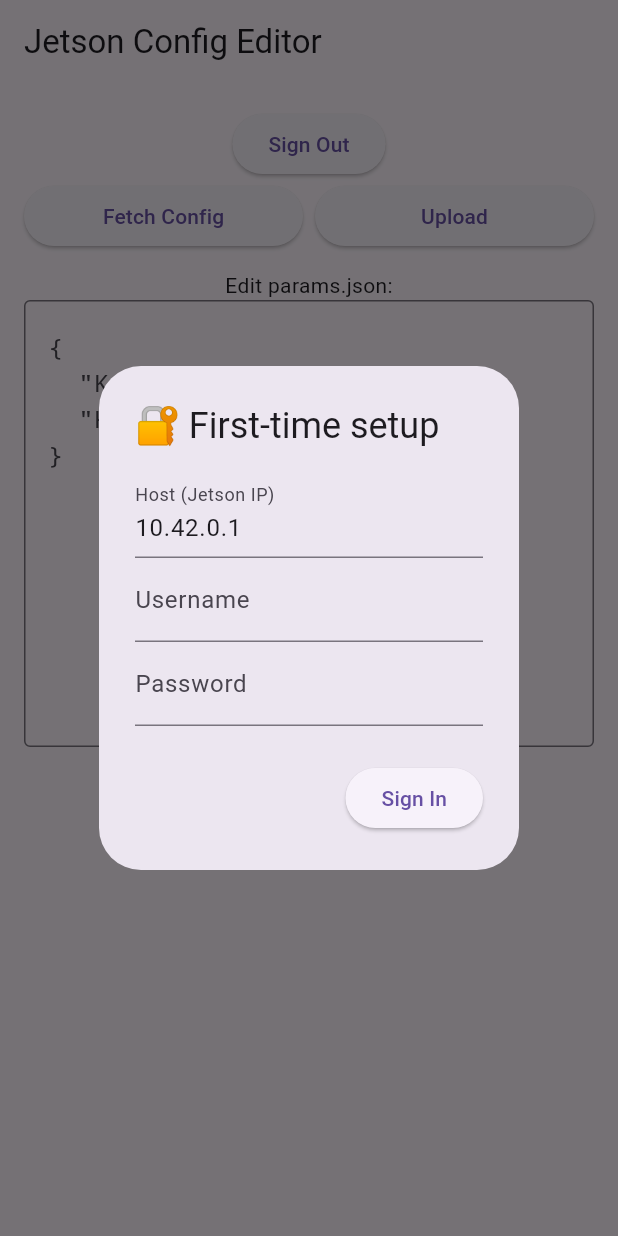
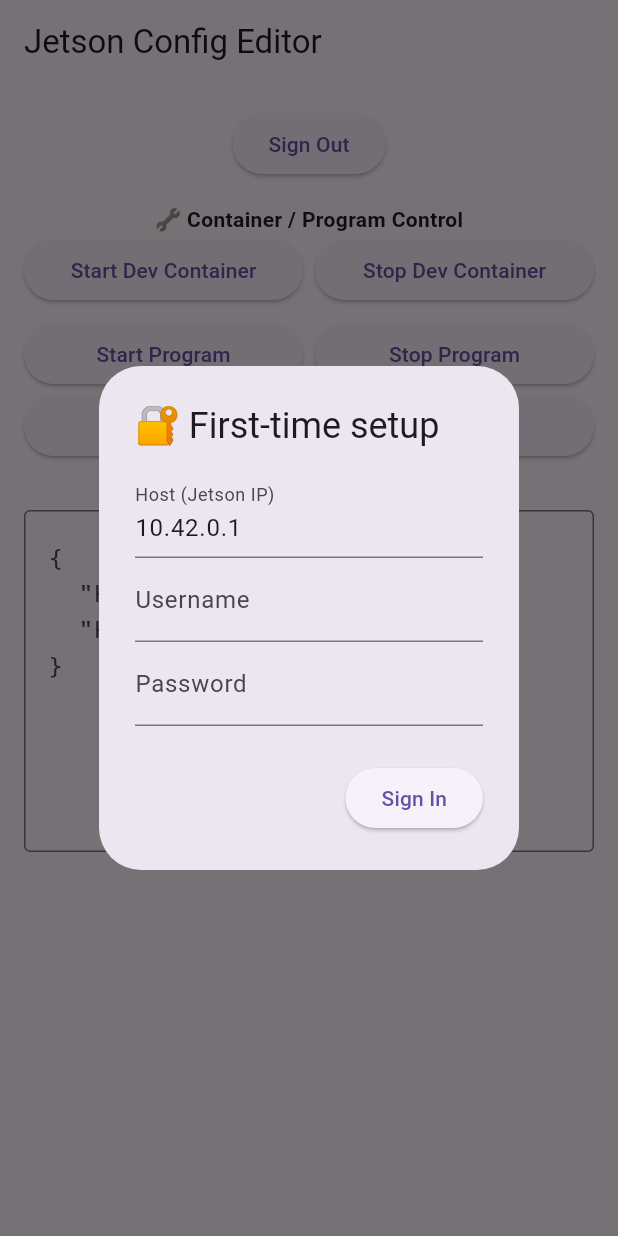
Before and after one commit to crose72/OSRemote, a Flutter app: the screen it shows after launch, on a phone screen of 412 x 824 dp. Run offline on Flutter 3.47's test engine with Material 3 defaults, Android fonts, the phone set to English and light mode, and no system bars; our stand-ins replace flutter_secure_storage, permission_handler; missing offline and left inert: dartssh2.

Commit message:
Added container control buttons

```diff
--- a/os_remote_dev/lib/main.dart
+++ b/os_remote_dev/lib/main.dart
@@ -242,6 +242,43 @@ Future<void> _uploadConfig() async {
   }
 }
 
+// --------------------------------------------------------------------------
+// Execute a command over SSH (e.g. to start container or run program)
+// --------------------------------------------------------------------------
+Future<void> _execCommand(String cmd, {String? description}) async {
+  if (!_isSignedIn) {
+    await _showLoginDialog();
+    if (!_isSignedIn) {
+      setState(() => _log = "❌ Sign-in required before connecting.");
+      return;
+    }
+  }
+
+  setState(() => _log = "⚙️ ${description ?? 'Running command'}...");
+
+  try {
+    // --- Connect ---
+    final socket = await SSHSocket.connect(_host, _port);
+    final client = SSHClient(
+      socket,
+      username: _username,
+      onPasswordRequest: () => _password,
+    );
+
+    // --- Run command and capture output ---
+    final result = await client.run(cmd);
+
+    // --- Cleanup ---
+    client.close(); // no await here
+    socket.close(); // no await here
+
+    setState(() => _log = "✅ ${description ?? 'Done'}:\n\n$result");
+  } catch (e, st) {
+    debugPrint("Command failed: $e\n$st");
+    setState(() => _log = "❌ Command failed: $e");
+  }
+}
+
   // --------------------------------------------------------------------------
   // UI
   // --------------------------------------------------------------------------
@@ -257,6 +294,65 @@ Future<void> _uploadConfig() async {
                 onPressed: _clearCredentials,
                 child: const Text("Sign Out"),
             ),
+            // --------------------------------------------------------------------------
+            // 🔧 Container / Program Control Section
+            // --------------------------------------------------------------------------
+            const SizedBox(height: 16),
+            const Text(
+            "🔧 Container / Program Control",
+            style: TextStyle(fontWeight: FontWeight.bold),
+            ),
+
+            Row(
+            children: [
+                Expanded(
+                child: ElevatedButton(
+                    onPressed: () => _execCommand(
+                    "sudo docker start -ai squirrel_dev",
+                    description: "Starting Dev Container",
+                    ),
+                    child: const Text("Start Dev Container"),
+                ),
+                ),
+                const SizedBox(width: 8),
+                Expanded(
+                child: ElevatedButton(
+                    onPressed: () => _execCommand(
+                    "sudo docker stop squirrel_dev",
+                    description: "Stopping Dev Container",
+                    ),
+                    child: const Text("Stop Dev Container"),
+                ),
+                ),
+            ],
+            ),
+
+            const SizedBox(height: 8),
+
+            Row(
+            children: [
+                Expanded(
+                child: ElevatedButton(
+                    onPressed: () => _execCommand(
+                    "sudo docker exec squirrel_dev ./run_squirreldefender.sh &",
+                    description: "Starting Program",
+                    ),
+                    child: const Text("Start Program"),
+                ),
+                ),
+                const SizedBox(width: 8),
+                Expanded(
+                child: ElevatedButton(
+                    onPressed: () => _execCommand(
+                    "sudo docker exec squirrel_dev pkill -f SquirrelDefender",
+                    description: "Stopping Program",
+                    ),
+                    child: const Text("Stop Program"),
+                ),
+                ),
+            ],
+            ),
+
             Row(
                 children: [
                 Expanded(
```
